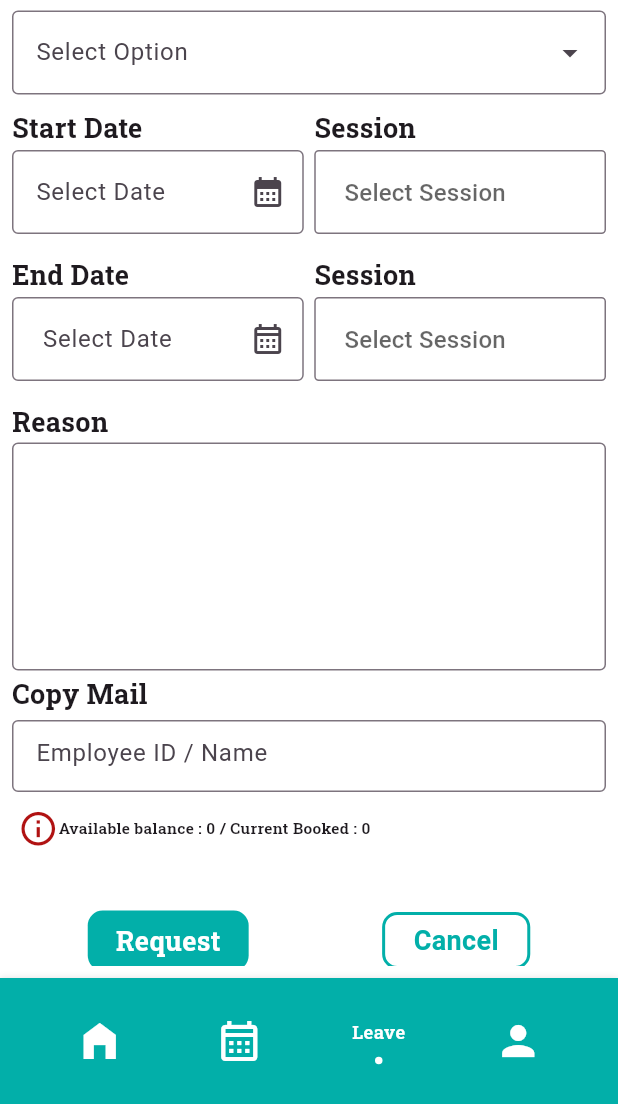
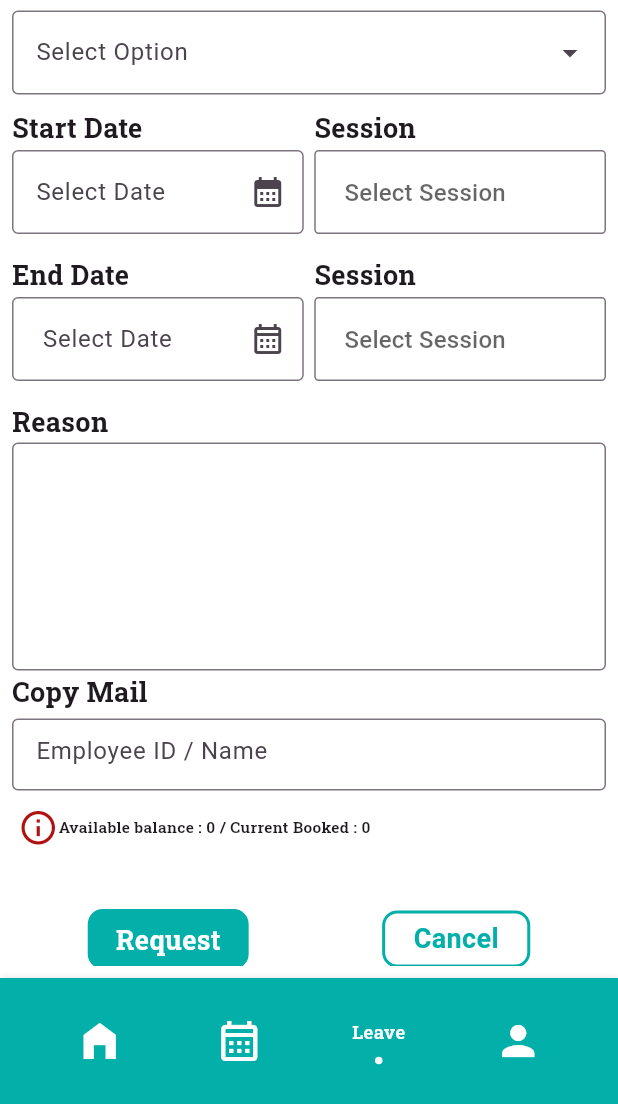
Before and after one commit to dayams9651/ESS_Portal, a Flutter app: the DashboardScreen screen opened by its route, swiped to page 3, on a phone screen of 412 x 824 dp, the part 132-1236 px from its top. Run offline on Flutter 3.47's test engine with Material 3 defaults, Android fonts, the phone set to English and light mode, and no system bars; drawn by our look-alikes of flashy_tab_bar2, upgrader; our stand-ins replace animated_notch_bottom_bar, awesome_dialog, connectivity_plus, flutter_screenutil, flutter_widget_from_html, get and 7 more; missing offline and left inert: flutter_web_browser, onesignal_flutter; accounts and stored records are empty; network calls fail.

Commit message:
UI Change in Leave apply

```diff
--- a/lib/const/api_url.dart
+++ b/lib/const/api_url.dart
@@ -1,8 +1,8 @@
 
 // const String baseUrl = "https://esstest.mscorpres.net";  // local Url
-// const String baseUrl = "https://essv2.mscorpres.net";  // local Url
+const String baseUrl = "https://essv2.mscorpres.net";  // local Url
 // const String baseUrl = "http://192.168.68.110:3005";  // local Url
-const String baseUrl = "https://login.mscorpres.online";  // Live Url
+// const String baseUrl = "https://login.mscorpres.online";  // Live Url
 
 const String logInApi = "$baseUrl/login/login";  // Done
 const String announcementApi = "$baseUrl/timeline";   // Done
--- a/lib/screens/Terms&Condition/screen/term_and_condition_screen.dart
+++ b/lib/screens/Terms&Condition/screen/term_and_condition_screen.dart
@@ -250,7 +250,7 @@ class _TermAndConditionScreenState extends State<TermAndConditionScreen> {
                   Get.to(DashboardScreen());
                 }),
               ),
-              SizedBox(height: 20,)
+              SizedBox(height: 50,)
             ],
           ),
         ),
--- a/lib/screens/Testing/testing_controller.dart
+++ b/lib/screens/Testing/testing_controller.dart
@@ -56,13 +56,10 @@ class ReportController extends GetxController {
 
   Future<void> saveFile(Uint8List fileBytes, String fileName) async {
     try {
-      // Request storage permission if not already granted
       PermissionStatus status = await Permission.storage.request();
       if (!status.isGranted) {
         throw Exception('Storage permission not granted.');
       }
-
-      // Get the downloads directory
       final directory = await getDownloadsDirectory();
       if (directory != null) {
         final file = File('${directory.path}/$fileName');
@@ -76,8 +73,6 @@ class ReportController extends GetxController {
       throw Exception('Failed to save file: $e');
     }
   }
-
-  // Function to open the file after saving
   Future<void> openFile(String fileName) async {
     try {
       final directory = await getDownloadsDirectory();
--- a/lib/screens/dashboard/views/leave_screen.dart
+++ b/lib/screens/dashboard/views/leave_screen.dart
@@ -261,7 +261,7 @@ class _LeaveScreenState extends State<LeaveScreen> {
                       },
                       textInputAction: TextInputAction.newline,
                     ),
-                    const SizedBox(height: 2),
+                    const SizedBox(height: 1),
                     Text("Copy Mail", style: AppTextStyles.kPrimaryTextStyle),
                     const SizedBox(height: 5),
                     SizedBox(
--- a/lib/screens/signUp/signUp_screen.dart
+++ b/lib/screens/signUp/signUp_screen.dart
@@ -9,7 +9,6 @@ import '../../style/text_style.dart';
 import 'package:flutter/services.dart';
 class SignupScreen extends StatefulWidget {
   const SignupScreen({super.key});
-
   @override
   State<SignupScreen> createState() => _SignupScreenState();
 }
@@ -82,7 +81,7 @@ class _SignupScreenState extends State<SignupScreen> {
                       const SizedBox(height: 20),
                       TextFormField(
                         controller: passwordController,
-                        obscureText: !_isPasswordVisible, // Toggle visibility
+                        obscureText: !_isPasswordVisible,
                         decoration: InputDecoration(
                           hintText: 'Password',
                           suffixIcon: IconButton(
```
Also changed, not shown: lib/noInternet/no_internet_screen.dart (+0 -44 lines), lib/screens/Testing/testing_model.dart (deleted, +0 -22 lines).
